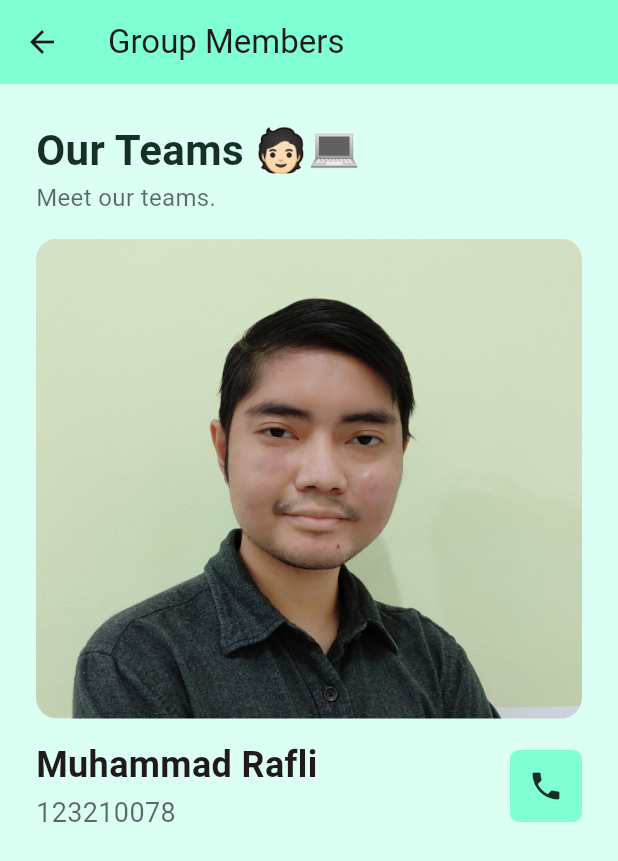
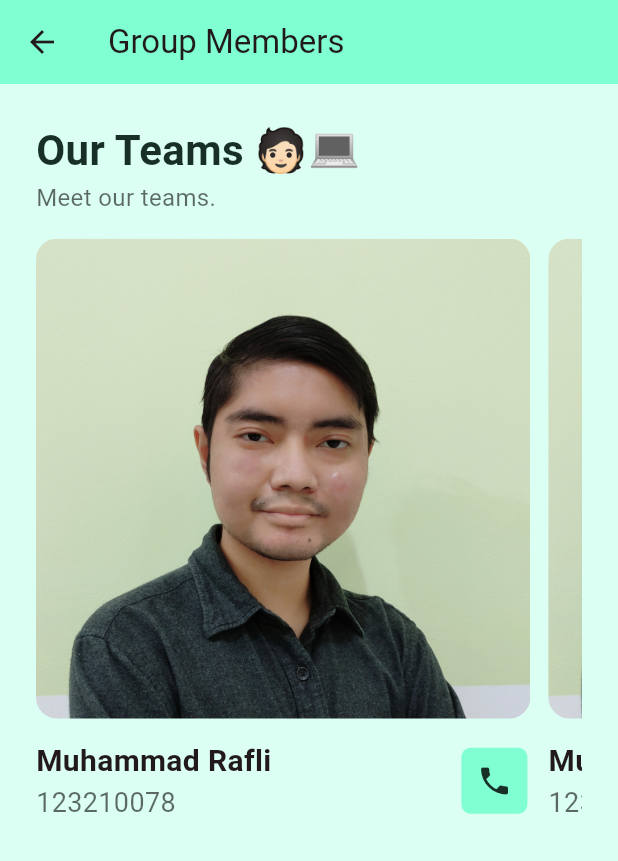
Before and after one commit to plirapli/tpm-tugas-1, a Flutter app: the GroupMembers screen opened directly, on a phone screen of 412 x 824 dp. Shown: the top 861 px of the screen. Run offline on Flutter 3.47's test engine with Material 3 defaults, Android fonts, the light colour scheme and no system bars.

Commit message:
group done

```diff
--- a/lib/pages/group.dart
+++ b/lib/pages/group.dart
@@ -1,4 +1,5 @@
 import 'package:flutter/material.dart';
+import 'package:flutter/widgets.dart';
 // import 'package:si_bagus/util/groupitem.dart';
 
 class GroupMembers extends StatelessWidget {
@@ -9,16 +10,16 @@ class GroupMembers extends StatelessWidget {
     return SafeArea(
       child: Scaffold(
         appBar: AppBar(
-          title: Text("Group Members"),
-          backgroundColor: Color.fromARGB(255, 128, 255, 210),
+          title: const Text("Group Members"),
+          backgroundColor: const Color.fromARGB(255, 128, 255, 210),
         ),
         body: Container(
-          color: Color.fromARGB(255, 219, 255, 242),
+          color: const Color.fromARGB(255, 219, 255, 242),
           padding: const EdgeInsets.symmetric(
             vertical: 24,
             horizontal: 24,
           ),
-          child: Column(children: [_heading(), _groupContainer()]),
+          child: Column(children: [_heading(), _groupContainer(context)]),
         ),
       ),
     );
@@ -27,17 +28,17 @@ class GroupMembers extends StatelessWidget {
   Widget _heading() {
     return Container(
         alignment: Alignment.centerLeft,
-        child: Column(
+        child: const Column(
           crossAxisAlignment: CrossAxisAlignment.start,
           children: [
             Text(
               "Our Teams 🧑🏻‍💻",
-              style: const TextStyle(
+              style: TextStyle(
                   fontSize: 28,
                   fontWeight: FontWeight.bold,
                   color: Color.fromARGB(255, 23, 47, 39)),
             ),
-            const Text(
+            Text(
               "Meet our teams.",
               style:
                   TextStyle(fontSize: 16, color: Color.fromARGB(150, 0, 0, 0)),
@@ -46,45 +47,34 @@ class GroupMembers extends StatelessWidget {
         ));
   }
 
-  Widget _groupContainer() {
-    // List<GroupItem> menuItems = [
-    //   GroupItem(
-    //       title: "",
-    //       icon: Icons.group,
-    //       page: const GroupMembers(),
-    //       color: const Color.fromARGB(255, 128, 255, 210)),
-    //   MenuItem(
-    //       title: "Odd or Even",
-    //       icon: Icons.pin,
-    //       page: const GroupMembers(),
-    //       color: Color.fromARGB(255, 151, 238, 255)),
-    //   MenuItem(
-    //       title: "Sum & Sub",
-    //       icon: Icons.calculate,
-    //       page: const GroupMembers(),
-    //       color: Color.fromARGB(255, 255, 247, 140))
-    // ];
-
-    return Container(
-        alignment: Alignment.center,
-        margin: EdgeInsets.only(top: 4),
-        child: Column(
-          // mainAxisAlignment: MainAxisAlignment.spaceBetween,
-          children: [_groupMenuItem()],
-        ));
+  Widget _groupContainer(BuildContext context) {
+    return Expanded(
+      child: Container(
+          alignment: Alignment.center,
+          margin: const EdgeInsets.only(top: 4),
+          child: ListView(
+            scrollDirection: Axis.horizontal,
+            children: [
+              _groupMenuItem(context),
+              SizedBox(width: 12),
+              _groupMenuItem(context)
+            ],
+          )),
+    );
   }
 
-  Widget _groupMenuItem() {
+  Widget _groupMenuItem(BuildContext context) {
     return Container(
-      margin: EdgeInsets.only(top: 12),
-      child: Container(
-          child: Column(children: [
+      margin: const EdgeInsets.only(top: 12),
+      width: MediaQuery.of(context).size.width * 0.8,
+      child: Column(children: [
         Container(
             height: 320,
-            margin: EdgeInsets.only(bottom: 14),
+            // width: MediaQuery.of(context).size.width * 0.8,
+            margin: const EdgeInsets.only(bottom: 14),
             decoration: BoxDecoration(
                 borderRadius: BorderRadius.circular(14),
-                image: DecorationImage(
+                image: const DecorationImage(
                     image: AssetImage('assets/images/rapli.jpg'),
                     fit: BoxFit.cover))),
         Container(
@@ -96,13 +86,12 @@ class GroupMembers extends StatelessWidget {
               Column(
                 crossAxisAlignment: CrossAxisAlignment.start,
                 children: [
-                  Text(
+                  const Text(
                     "Muhammad Rafli",
-                    style: TextStyle(fontSize: 24, fontWeight: FontWeight.bold),
+                    style: TextStyle(fontSize: 20, fontWeight: FontWeight.bold),
                   ),
                   Container(
-                    margin: EdgeInsets.only(top: 2),
-                    child: Text(
+                    child: const Text(
                       "123210078",
                       style: TextStyle(
                           fontSize: 18, color: Color.fromARGB(150, 0, 0, 0)),
@@ -112,8 +101,8 @@ class GroupMembers extends StatelessWidget {
               ),
               IconButton.filled(
                 style: IconButton.styleFrom(
-                    minimumSize: const Size(48, 48),
-                    foregroundColor: Color.fromARGB(255, 23, 47, 39),
+                    minimumSize: const Size(44, 44),
+                    foregroundColor: const Color.fromARGB(255, 23, 47, 39),
                     backgroundColor: const Color.fromARGB(255, 128, 255, 210),
                     // minimumSize: Size(48, 48),
                     // maximumSize: Size(48, 48),
@@ -125,7 +114,7 @@ class GroupMembers extends StatelessWidget {
             ],
           ),
         )
-      ])),
+      ]),
     );
   }
 }
```
